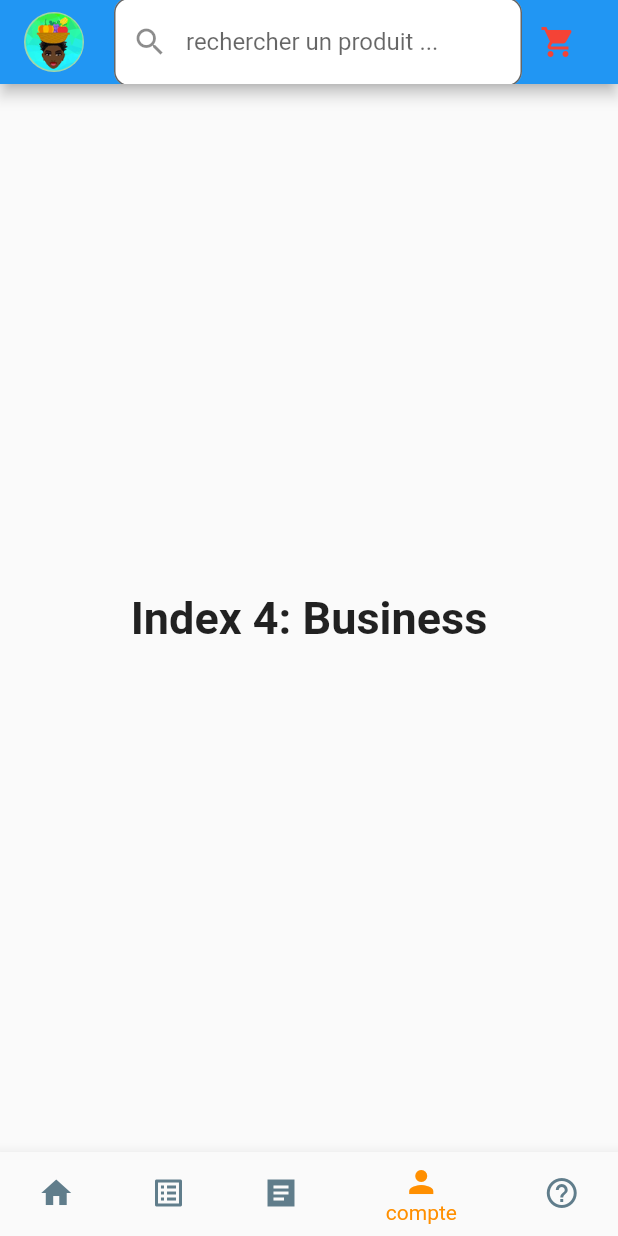
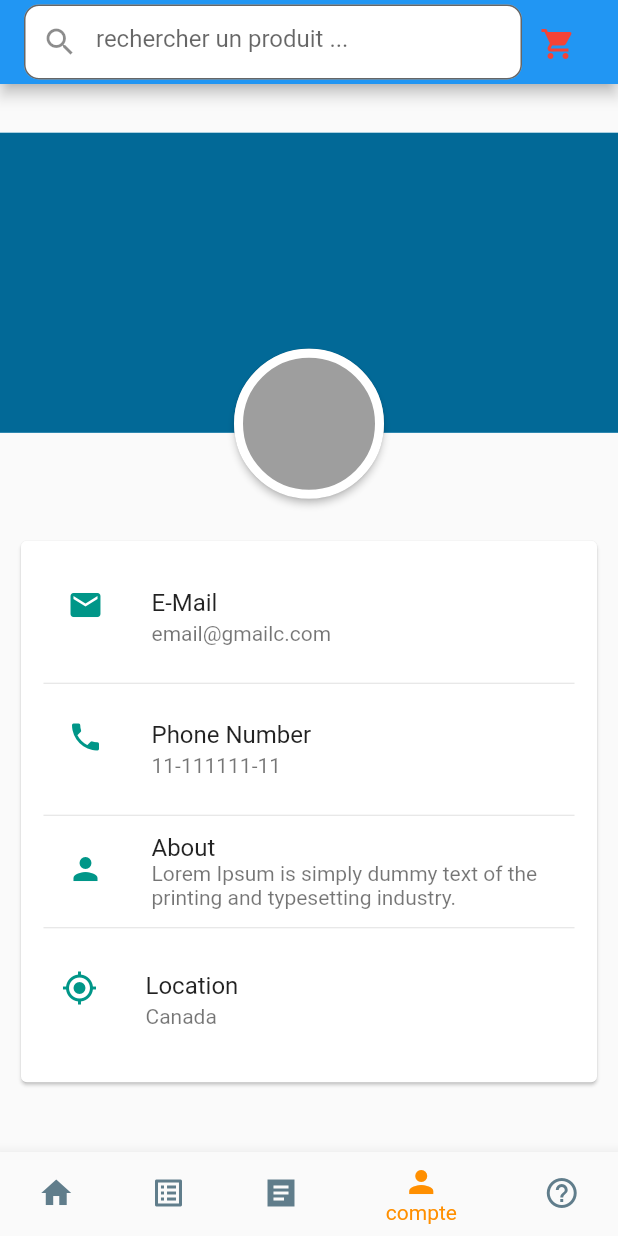
Before and after one commit to saturnedev12/migouabo_app, a Flutter app: the screen it shows after launch, item 4 of the bottom bar chosen, on a phone screen of 412 x 824 dp. Run offline on Flutter 3.47's test engine with Material 2 defaults, Android fonts, the light colour scheme and no system bars; our stand-ins replace carousel_slider.

Commit message:
creation des pages compte

```diff
--- a/lib/category_pages/category.dart
+++ b/lib/category_pages/category.dart
@@ -19,7 +19,7 @@ class _CategorysState extends State<Categorys> {
 
     final menu = Container(
         color: theme.canvasColor,
-        width: 300,
+        width: 100,
         child: SafeArea(
             right: false,
             child: Drawer(
@@ -28,7 +28,11 @@ class _CategorysState extends State<Categorys> {
                 children: <Widget>[
                   for (final s in routes)
                     ListTile(
-                      title: Text(s),
+                      title: Text(s,
+                        style: TextStyle(
+                          fontSize: 12,
+                        ),
+                      ),
                       onTap: () {
                         // Using navigator key, because the widget is above nested navigator
                         navigatorKey.currentState.pushNamedAndRemoveUntil(s, (r) => false);
--- /dev/null
+++ b/lib/comptes_pages/compte.dart
@@ -0,0 +1,121 @@
+import 'package:flutter/material.dart';
+
+class Compte extends StatefulWidget {
+  @override
+  _CompteState createState() => _CompteState();
+}
+
+class _CompteState extends State<Compte> {
+
+  @override
+  Widget build(BuildContext context) {
+    double widthC = MediaQuery.of(context).size.width*100;
+    return SingleChildScrollView(
+      child: Column(
+        children: [
+          _buildHeader(),
+          SizedBox(height: 10,),
+          _buildInfo(context, widthC),
+        ],
+      ),
+    );
+  }
+}
+
+Widget _buildHeader(){
+  return Stack(
+    children: [
+      Ink(
+        height: 200,
+        decoration: BoxDecoration(
+          color: Colors.lightBlue,
+        ),
+      ),
+      Ink(
+        height: 200,
+        decoration: BoxDecoration(
+          color: Colors.black38,
+        ),
+      ),
+      Container(
+        width: double.infinity,
+        margin: const EdgeInsets.only(top:140),
+        child: Column(
+          children: [
+            Card(
+              elevation: 2,
+              shape: RoundedRectangleBorder(
+                borderRadius: BorderRadius.circular(100),
+              ),
+              color: Colors.grey.shade500,
+              child: Container(
+                width: 100,
+                height: 100,
+                decoration: BoxDecoration(
+                  borderRadius: BorderRadius.circular(100),
+                  border: Border.all(
+                    color: Colors.white,
+                    width: 6.0,
+                  )
+                ),
+                child: ClipRRect(
+                  borderRadius: BorderRadius.circular(80),
+                  //child: Image.network(''),
+                ),
+              ),
+            ),
+          ],
+        ),
+      ),
+    ],
+  );
+}
+
+Widget _buildInfo(BuildContext context,double width){
+  return Container(
+      padding: EdgeInsets.all(10),
+  child:   Card(
+  child: Container(
+  alignment: Alignment.topLeft,
+    padding: EdgeInsets.all(15),
+    child: Column(
+      children: <Widget>[
+        Column(
+          children: <Widget>[
+
+
+            ListTile(
+              leading: Icon(Icons.email,color: Colors.teal),
+              title: Text("E-Mail"),
+              subtitle: Text("email@gmailc.com"),
+            ),
+            Divider(),
+            ListTile(
+              leading: Icon(Icons.phone,color: Colors.teal),
+              title: Text("Phone Number"),
+              subtitle: Text("11-111111-11"),
+            ),
+            Divider(),
+            ListTile(
+              leading: Icon(Icons.person,color: Colors.teal),
+              title: Text("About"),
+              subtitle: Text(
+                  "Lorem Ipsum is simply dummy text of the printing and typesetting industry."),
+            ),
+            Divider(),
+            ListTile(
+              contentPadding: EdgeInsets.symmetric(
+                  horizontal: 12, vertical: 4),
+              leading: Icon(Icons.my_location,color: Colors.teal),
+              title: Text("Location"),
+              subtitle: Text("Canada"),
+            ),
+
+          ],
+        )
+      ],
+    ),
+  ),
+  )
+  );
+}
--- a/lib/home_pages/home.dart
+++ b/lib/home_pages/home.dart
@@ -246,12 +246,12 @@ class CategorysSections extends StatelessWidget {
   Widget build(BuildContext context) {
     return Container(
       width: double.infinity,
-      height: 400,
+      height: 300,
       margin: EdgeInsets.only(bottom: 20),
 
       decoration: BoxDecoration(
         color: Colors.grey,
-        borderRadius: BorderRadius.only(topRight: Radius.circular(20),topLeft: Radius.circular(20)),
+        borderRadius: BorderRadius.only(topRight: Radius.circular(10),topLeft: Radius.circular(10)),
 
       ),
       child: Column(
@@ -263,7 +263,7 @@ class CategorysSections extends StatelessWidget {
             padding: EdgeInsets.all(10),
             decoration: BoxDecoration(
               color: Colors.greenAccent,
-              borderRadius: BorderRadius.only(topRight: Radius.circular(20),topLeft: Radius.circular(20)),
+              borderRadius: BorderRadius.only(topRight: Radius.circular(10),topLeft: Radius.circular(10)),
             ),
             child: Row(
               mainAxisAlignment: MainAxisAlignment.spaceBetween,
--- a/lib/main.dart
+++ b/lib/main.dart
@@ -2,6 +2,7 @@ import 'package:flutter/material.dart';
 import 'package:migouabo/category_pages/category.dart';
 import 'home_pages/home.dart';
 import 'category_pages/category.dart';
+import 'comptes_pages/compte.dart';
 
 void main() {
   runApp(MyApp());
@@ -39,10 +40,7 @@ class _MyStatefulWidgetState extends State<MyStatefulWidget> {
       'Index 3: School',
       style: optionStyle,
     ),
-    Text(
-      'Index 4: Business',
-      style: optionStyle,
-    ),
+   Compte(),
     Text(
       'Index 5: School',
       style: optionStyle,
@@ -59,7 +57,6 @@ class _MyStatefulWidgetState extends State<MyStatefulWidget> {
   Widget build(BuildContext context) {
     return Scaffold(
       appBar: AppBar(
-
         title: Bar,
       ),
       body: Center(
@@ -98,25 +95,14 @@ class _MyStatefulWidgetState extends State<MyStatefulWidget> {
 }
 
 Widget Bar = Row(
+  //mainAxisAlignment: MainAxisAlignment.spaceBetween,
+  crossAxisAlignment: CrossAxisAlignment.end,
   children: [
-    Container(
-      width: 40,
-      height: 40,
-      margin: EdgeInsets.only(right: 20),
-      decoration: BoxDecoration(
-        color:Colors.green[200],
-        image: DecorationImage(
-          image: AssetImage("assets/logo/logo.png"),
-          fit: BoxFit.fill,
-        ),
-        borderRadius: BorderRadius.circular(50),
-      ),
-
-
-    ),
-
   Expanded(
-child: TextField(
+    child: Container(
+      width: double.infinity,
+      height: 50,
+      child:TextField(
         decoration: InputDecoration(
           filled: true,
           fillColor: Colors.white,
@@ -125,6 +111,7 @@ border: OutlineInputBorder(
           ),
           hintText: "rechercher un produit ...",
           prefixIcon: Icon(Icons.search),
+        ),
       ),
     ),
   ),
```
Also changed, not shown: pubspec.yaml (+8 -2 lines), assets/logo.png (renamed from assets/logo/logo.png), pubspec.lock, 22 other files. Lines whose indentation alone changed are shown as unchanged.
